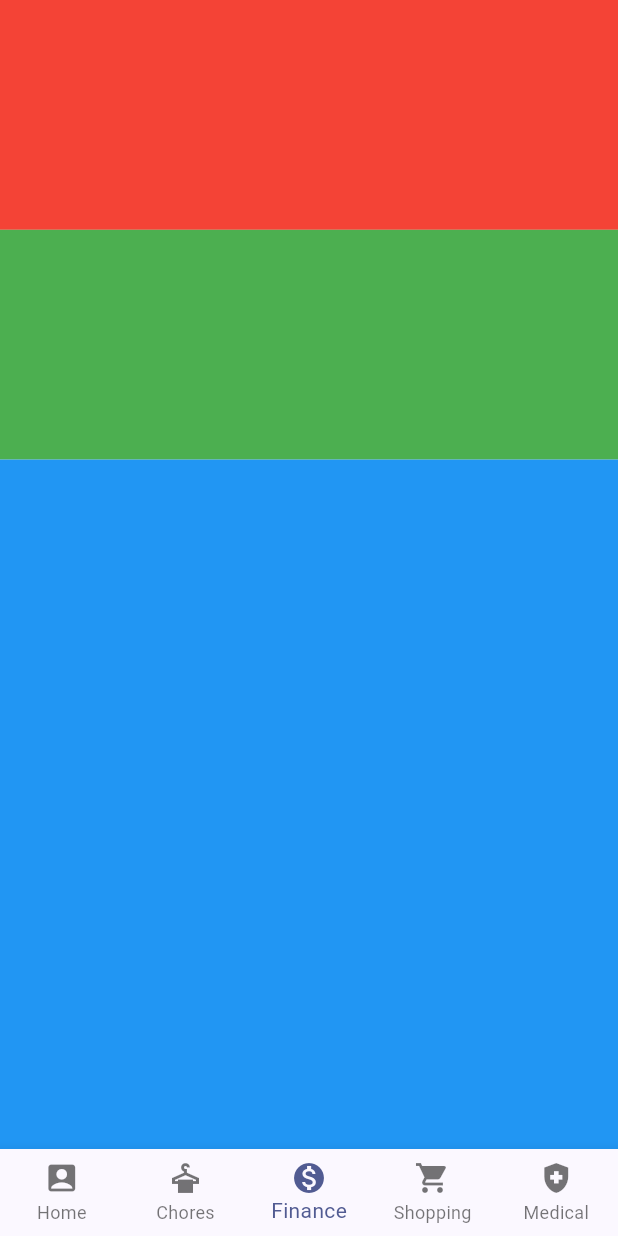
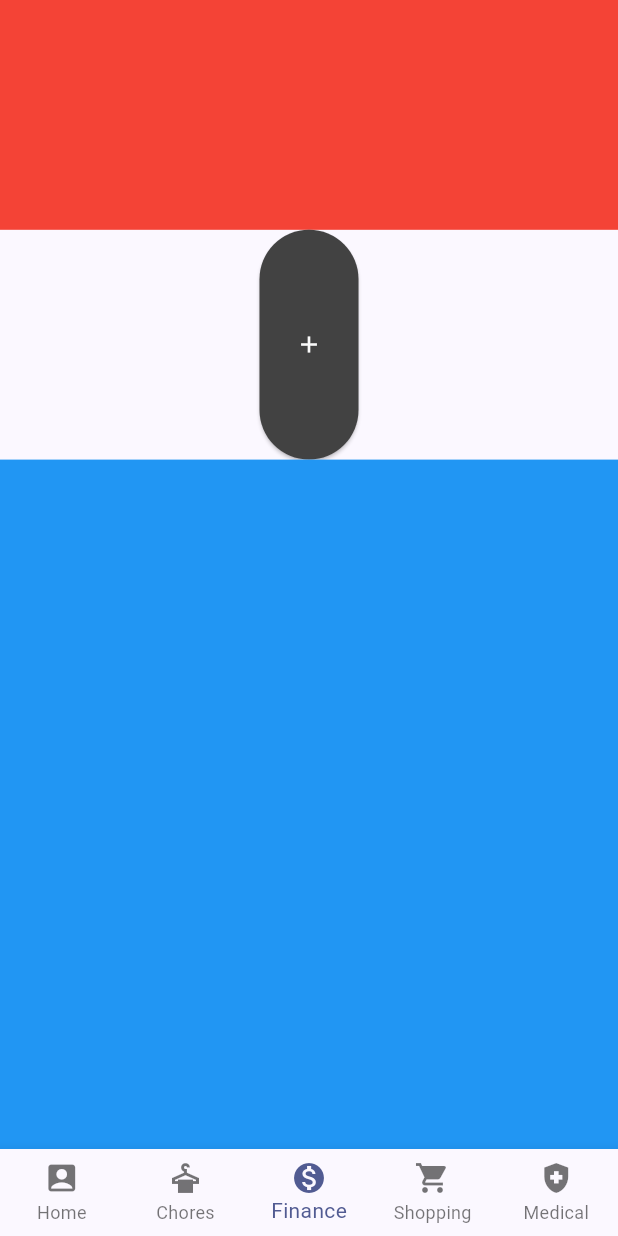
Before and after one commit to Jsimpson123/HouseSync, a Flutter app: the FinancePage screen opened directly, on a phone screen of 412 x 824 dp. Run offline on Flutter 3.47's test engine with Material 3 defaults, Android fonts, the phone set to English and light mode, and no system bars; our stand-ins replace cloud_firestore, firebase_auth, firebase_core, fluttertoast; accounts and stored records are empty.

```diff
--- a/lib/main.dart
+++ b/lib/main.dart
@@ -7,6 +7,7 @@ import 'package:shared_accommodation_management_app/pages/create_or_join_group_p
 import 'package:shared_accommodation_management_app/pages/home_page.dart';
 import 'package:shared_accommodation_management_app/pages/login_page.dart';
 import 'package:firebase_core/firebase_core.dart';
+import 'package:shared_accommodation_management_app/view_models/finance_view_model.dart';
 import 'package:shared_accommodation_management_app/view_models/group_view_model.dart';
 import 'package:shared_accommodation_management_app/view_models/home_view_model.dart';
 import 'package:shared_accommodation_management_app/view_models/task_view_model.dart';
@@ -28,6 +29,9 @@ void main() async {
     ChangeNotifierProvider(
         create: (context) => GroupViewModel()
     ),
+    ChangeNotifierProvider(
+        create: (context) => FinanceViewModel()
+    ),
   ], child: const MyApp()));
 }
 
--- a/lib/pages/finance_page.dart
+++ b/lib/pages/finance_page.dart
@@ -1,5 +1,9 @@
+import 'package:firebase_auth/firebase_auth.dart';
 import 'package:flutter/material.dart';
+import 'package:provider/provider.dart';
 import 'package:shared_accommodation_management_app/pages/shopping_page.dart';
+import 'package:shared_accommodation_management_app/view_models/group_view_model.dart';
+import 'package:shared_accommodation_management_app/views/finance_page_views/add_expense_view.dart';
 
 import '../features/appbar_display.dart';
 import 'chores_page.dart';
@@ -16,6 +20,13 @@ class FinancePage extends StatefulWidget {
 }
 
 class _FinancePageState extends State<FinancePage> {
+  User? user = FirebaseAuth.instance.currentUser;
+  @override
+  void initState() {
+    super.initState();
+    Provider.of<GroupViewModel>(context, listen: false).returnGroupMembersAsList(user!.uid);
+  }
+
   int index = 2;
   List<Widget> pages = [
     HomePage(),
@@ -33,7 +44,7 @@ class _FinancePageState extends State<FinancePage> {
           child: Column(
             children: [
                 Expanded(flex: 2, child: Container(color: Colors.red)),
-              Expanded(flex: 2, child: Container(color: Colors.green)),
+              Expanded(flex: 2, child: AddExpenseView()),
               Expanded(flex: 6, child: Container(color: Colors.blue))
             ],
           )),
--- /dev/null
+++ b/lib/view_models/finance_view_model.dart
@@ -0,0 +1,42 @@
+import 'package:cloud_firestore/cloud_firestore.dart';
+import 'package:flutter/material.dart';
+import 'package:shared_accommodation_management_app/models/user_model.dart';
+
+class FinanceViewModel extends ChangeNotifier {
+  final FirebaseFirestore _firestore = FirebaseFirestore.instance;
+
+  Color colour1 = Colors.grey.shade50;
+  Color colour2 = Colors.grey.shade200;
+  Color colour3 = Colors.grey.shade800;
+  Color colour4 = Colors.grey.shade900;
+
+  Future<bool> createExpense(String userId, String expenseName, double expenseAmount, List<String> assignedUsers) async {
+    //Creates an expense
+    final groupRef = await _firestore.collection('expenses').add({
+      'expenseCreatorId': userId,
+      'name': expenseName,
+      'expenseAmount': expenseAmount,
+      'assignedUsers': assignedUsers
+    });
+
+    // //Adds the current user to the group
+    // await _firestore
+    //     .collection('users')
+    //     .doc(userId)
+    //     .update({'groupId': groupRef.id});
+
+    notifyListeners();
+    return true;
+  }
+
+  //Bottom sheet builder
+  void displayBottomSheet(Widget bottomSheetView, BuildContext context) {
+    showModalBottomSheet(
+        shape: RoundedRectangleBorder(borderRadius: BorderRadius.circular(40)),
+        clipBehavior: Clip.antiAliasWithSaveLayer,
+        context: context,
+        builder: ((context) {
+          return bottomSheetView;
+        }));
+  }
+}
--- /dev/null
+++ b/lib/views/finance_page_views/add_expense_view.dart
@@ -0,0 +1,27 @@
+import 'package:flutter/material.dart';
+import 'package:provider/provider.dart';
+import 'package:shared_accommodation_management_app/view_models/task_view_model.dart';
+import '../../view_models/finance_view_model.dart';
+import 'bottom_sheets/add_expense_bottom_sheet_view.dart';
+
+class AddExpenseView extends StatelessWidget {
+  @override
+  Widget build(BuildContext context) {
+    return Consumer<FinanceViewModel>(builder: (context, viewModel, child) {
+      return SizedBox(
+        height: 100,
+        child: ElevatedButton(
+            style: ElevatedButton.styleFrom(
+                backgroundColor: viewModel.colour3,
+                foregroundColor: viewModel.colour1
+            ),
+            onPressed: () {
+              viewModel.displayBottomSheet(
+                  AddExpenseBottomSheetView(), context);
+            },
+            child: Icon(
+                Icons.add)),
+      );
+    });
+  }
+}
```
Also changed, not shown: lib/models/finance_model.dart (added, +37 -0 lines), lib/view_models/group_view_model.dart (+43 -3 lines), lib/views/chores_page_views/bottom_sheets/add_task_bottom_sheet_view.dart (+0 -7 lines), lib/views/finance_page_views/bottom_sheets/add_expense_bottom_sheet_view.dart (added, +124 -0 lines).
